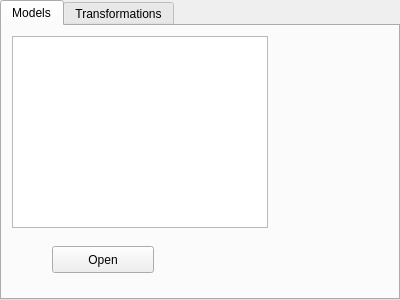
This is src/SideBar.ui in adickin/Md2-Viewer as Qt 5 draws it before an edit. The edited form follows.
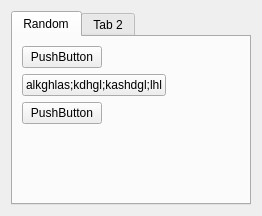
This is the edited form.

Commit message: UI now works nicely, added all models and supplied source coe

Diff of the .ui file:
```diff
--- a/src/SideBar.ui
+++ b/src/SideBar.ui
@@ -1,55 +1,74 @@
 <?xml version="1.0" encoding="UTF-8"?>
 <ui version="4.0">
- <class>TabWidget</class>
- <widget class="QTabWidget" name="TabWidget">
+ <class>SideBar</class>
+ <widget class="QWidget" name="SideBar">
   <property name="geometry">
    <rect>
     <x>0</x>
     <y>0</y>
-    <width>400</width>
-    <height>300</height>
+    <width>262</width>
+    <height>216</height>
    </rect>
   </property>
   <property name="windowTitle">
    <string>TabWidget</string>
   </property>
+  <layout class="QHBoxLayout" name="horizontalLayout">
+   <item>
+    <widget class="QTabWidget" name="tabWidget">
   <property name="currentIndex">
    <number>0</number>
   </property>
-  <widget class="QWidget" name="wModelTab">
+     <widget class="QWidget" name="wTab1">
+      <property name="enabled">
+       <bool>true</bool>
+      </property>
    <attribute name="title">
-    <string>Models</string>
-   </attribute>
-   <widget class="QListView" name="listView">
-    <property name="geometry">
-     <rect>
-      <x>10</x>
-      <y>10</y>
-      <width>256</width>
-      <height>192</height>
-     </rect>
-    </property>
-   </widget>
+       <string>Random</string>
+      </attribute>
+      <layout class="QFormLayout" name="formLayout_2">
+       <property name="fieldGrowthPolicy">
+        <enum>QFormLayout::AllNonFixedFieldsGrow</enum>
+       </property>
+       <item row="0" column="0">
+        <layout class="QFormLayout" name="formLayout">
+         <item row="2" column="0">
    <widget class="QPushButton" name="pushButton">
-    <property name="geometry">
-     <rect>
-      <x>50</x>
-      <y>220</y>
-      <width>102</width>
-      <height>27</height>
-     </rect>
-    </property>
+           <property name="text">
+            <string>alkghlas;kdhgl;kashdgl;lhl</string>
+           </property>
+          </widget>
+         </item>
+         <item row="3" column="0">
+          <widget class="QPushButton" name="pushButton_3">
     <property name="text">
-     <string>Open</string>
-    </property>
-   </widget>
-  </widget>
-  <widget class="QWidget" name="wTransformationTab">
+            <string>PushButton</string>
+           </property>
+          </widget>
+         </item>
+         <item row="1" column="0">
+          <widget class="QPushButton" name="pushButton_4">
+           <property name="text">
+            <string>PushButton</string>
+           </property>
+          </widget>
+         </item>
+        </layout>
+       </item>
+      </layout>
+     </widget>
+     <widget class="QWidget" name="tab_2">
    <attribute name="title">
-    <string>Transformations</string>
+       <string>Tab 2</string>
    </attribute>
   </widget>
  </widget>
+   </item>
+  </layout>
+ </widget>
+ <tabstops>
+  <tabstop>tabWidget</tabstop>
+ </tabstops>
  <resources/>
  <connections/>
 </ui>
```
Left out of the diff: 2 changed lines with no effect on the pictures. Lines whose indentation alone changed are shown as unchanged. The commit also changes 508 other files.
